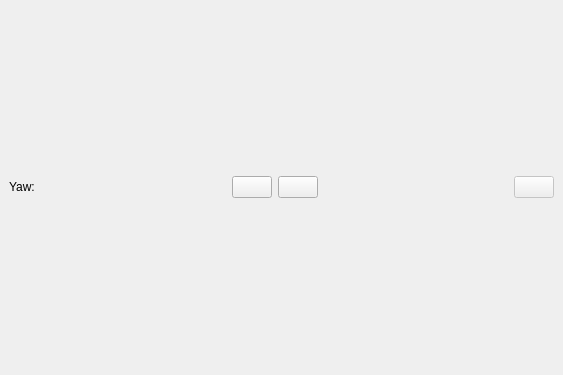
Qt form ui/ui_orbitalDialog.ui (RobertoHS-Vemasmas/360View) before a commit.
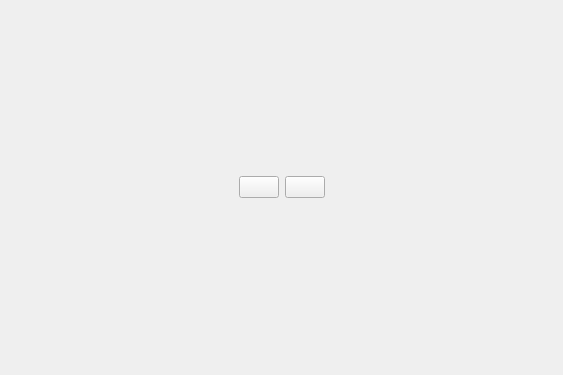
The same form after that commit. Icons and pictures are not drawn.

What changed in the file:
```diff
--- a/ui/ui_orbitalDialog.ui
+++ b/ui/ui_orbitalDialog.ui
@@ -29,19 +29,6 @@
       <property name="sizeConstraint">
        <enum>QLayout::SetDefaultConstraint</enum>
       </property>
-      <item>
-       <widget class="QLabel" name="yawLbl">
-        <property name="cursor">
-         <cursorShape>IBeamCursor</cursorShape>
-        </property>
-        <property name="text">
-         <string>Yaw:</string>
-        </property>
-        <property name="textInteractionFlags">
-         <set>Qt::LinksAccessibleByMouse|Qt::TextSelectableByMouse</set>
-        </property>
-       </widget>
-      </item>
       <item>
        <spacer name="horizontalSpacer_2">
         <property name="orientation">
@@ -90,20 +77,6 @@
         </property>
        </spacer>
       </item>
-      <item>
-       <widget class="QPushButton" name="pushButton">
-        <property name="enabled">
-         <bool>false</bool>
-        </property>
-        <property name="text">
-         <string/>
-        </property>
-        <property name="icon">
-         <iconset>
-          <normaloff>images/fullscreen.png</normaloff>images/fullscreen.png</iconset>
-        </property>
-       </widget>
-      </item>
      </layout>
     </item>
    </layout>
```
